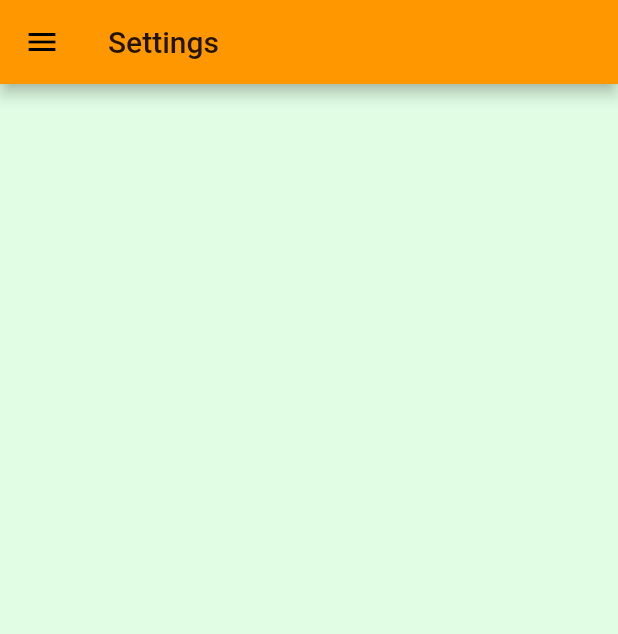
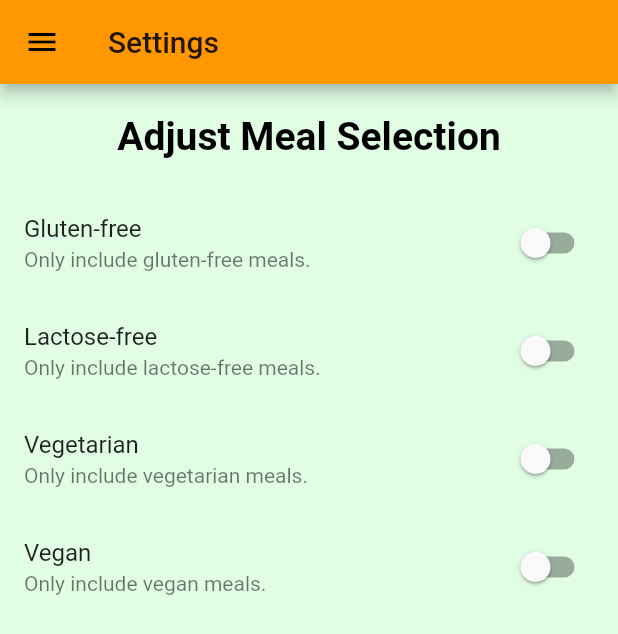
Before and after one commit to akshaybengani/Flutter-Meals, a Flutter app: the SettingsScreen screen opened by its route, on a phone screen of 412 x 824 dp. Shown: the top 634 px of the screen. Run offline on Flutter 3.47's test engine with Material 2 defaults, Android fonts, the phone set to English and light mode, and no system bars; our stand-ins replace material_design_icons_flutter; Roboto replaces fonts that are missing (Railway).

Commit message:
Settings Page State Issue App Finished:

```diff
--- a/lib/screens/settings_screen.dart
+++ b/lib/screens/settings_screen.dart
@@ -1,8 +1,32 @@
 import 'package:flutter/material.dart';
 import 'package:meals_app/widgets/main_drawer.dart';
 
-class SettingsScreen extends StatelessWidget {
+class SettingsScreen extends StatefulWidget {
   static const routeName = '/settings';
+
+  @override
+  _SettingsScreenState createState() => _SettingsScreenState();
+}
+
+class _SettingsScreenState extends State<SettingsScreen> {
+  bool _glutenFree = false;
+  bool _vegetarian = false;
+  bool _vegan = false;
+  bool _lactoseFree = false;
+
+  Widget _buildSwitchListTile(
+    String title,
+    String desc,
+    bool currentValue,
+    Function updateValue,
+  ) {
+    return SwitchListTile(
+      title: Text(title),
+      value: _glutenFree,
+      subtitle: Text(desc),
+      onChanged: updateValue,
+    );
+  }
 
   @override
   Widget build(BuildContext context) {
@@ -11,6 +35,79 @@ class SettingsScreen extends StatelessWidget {
         title: Text('Settings'),
       ),
       drawer: MainDrawer(),
+      body: Column(
+        children: <Widget>[
+          Container(
+            alignment: Alignment.center,
+            padding: EdgeInsets.all(20),
+            child: Text(
+              'Adjust Meal Selection',
+              style: TextStyle(
+                color: Colors.black,
+                fontSize: 26,
+                fontWeight: FontWeight.bold,
+              ),
+            ),
+          ),
+          Expanded(
+            child: ListView(
+              children: <Widget>[
+                _buildSwitchListTile(
+                  'Gluten-free',
+                  'Only include gluten-free meals.',
+                  _glutenFree,
+                  (newValue) {
+                    setState(
+                      () {
+                        _glutenFree = newValue;
+                      },
+                    );
+                  },
+                ),
+                _buildSwitchListTile(
+                  'Lactose-free',
+                  'Only include lactose-free meals.',
+                  _lactoseFree,
+                  (newValue) {
+                    setState(
+                      () {
+                        _lactoseFree = newValue;
+                        print(_lactoseFree);
+                      },
+                    );
+                  },
+                ),
+                _buildSwitchListTile(
+                  'Vegetarian',
+                  'Only include vegetarian meals.',
+                  _vegetarian,
+                  (newValue) {
+                    setState(
+                      () {
+                        _vegetarian = newValue;
+                        print(_vegetarian);
+                      },
+                    );
+                  },
+                ),
+                _buildSwitchListTile(
+                  'Vegan',
+                  'Only include vegan meals.',
+                  _vegan,
+                  (newValue) {
+                    setState(
+                      () {
+                        _vegan = newValue;
+                        print(_vegan);
+                      },
+                    );
+                  },
+                ),
+              ],
+            ),
+          ),
+        ],
+      ),
     );
   }
 }
```
